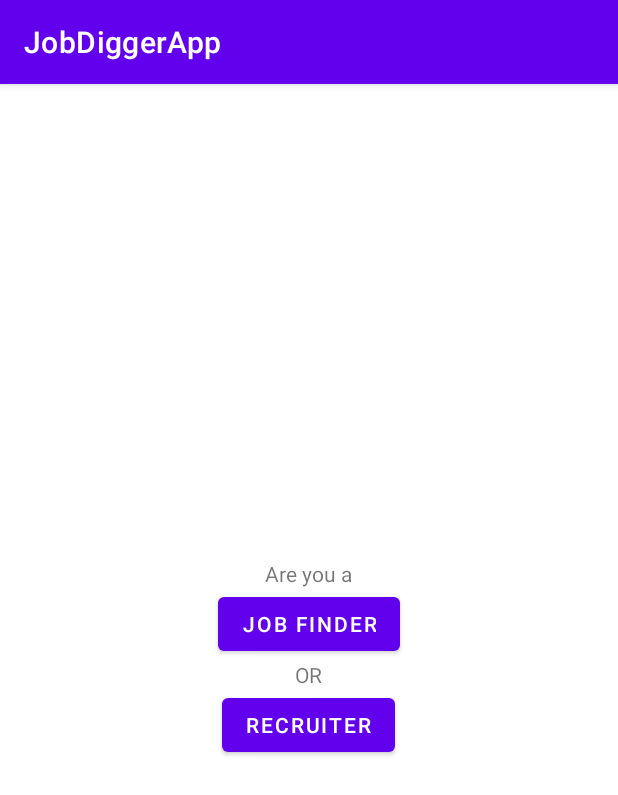
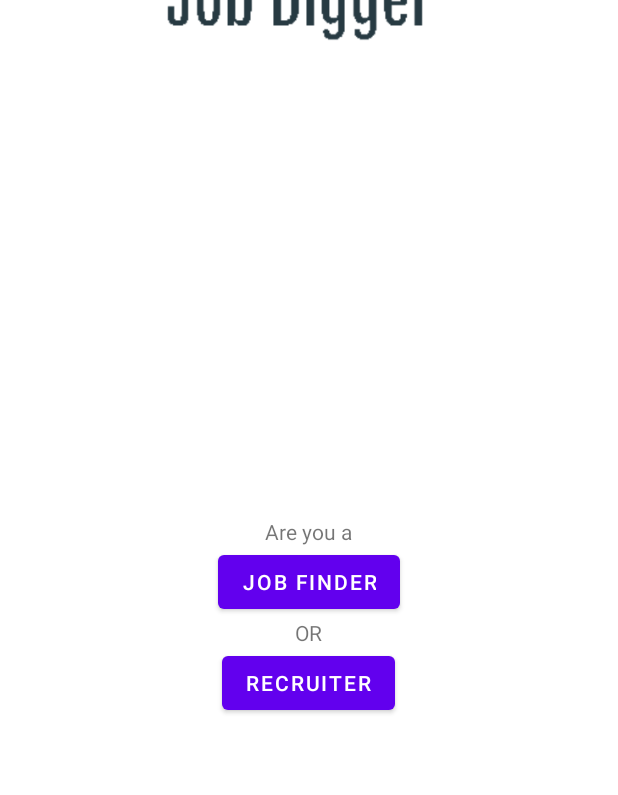
Before and after one commit to b6112166/JobDigger, an Android app: the screen it shows after launch (WelcomeActivity), on a phone screen of 412 x 824 dp. Shown: the top 795 px of the screen. Run offline under Robolectric (Android 15) with nearby library versions, the phone set to English and light mode, and no system bars.

Commit message:
removed action bar

```diff
--- a/app/src/main/res/values/themes.xml
+++ b/app/src/main/res/values/themes.xml
@@ -1,6 +1,6 @@
 <resources xmlns:tools="http://schemas.android.com/tools">
     <!-- Base application theme. -->
-    <style name="Theme.JobDiggerApp" parent="Theme.MaterialComponents.DayNight.DarkActionBar">
+    <style name="Theme.JobDiggerApp" parent="Theme.MaterialComponents.DayNight.NoActionBar">
         <!-- Primary brand color. -->
         <item name="colorPrimary">@color/purple_500</item>
         <item name="colorPrimaryVariant">@color/purple_700</item>
```
Also changed, not shown: app/src/main/java/com/example/jobdiggerapp/WelcomeActivity.kt (+11 -4 lines).
